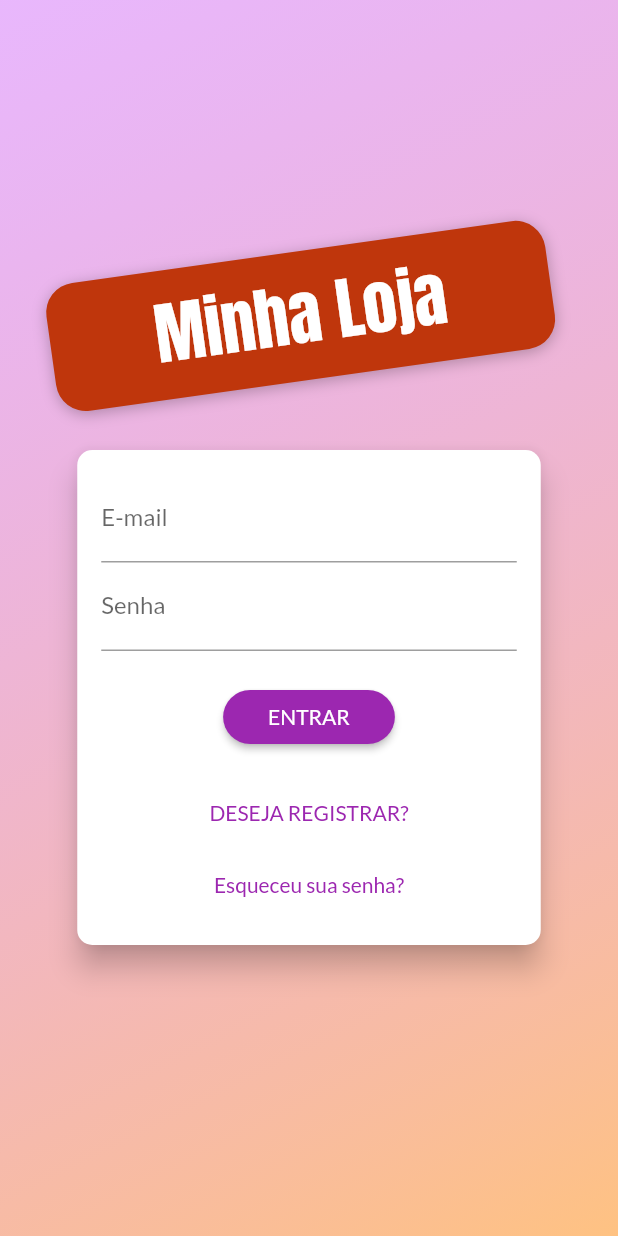
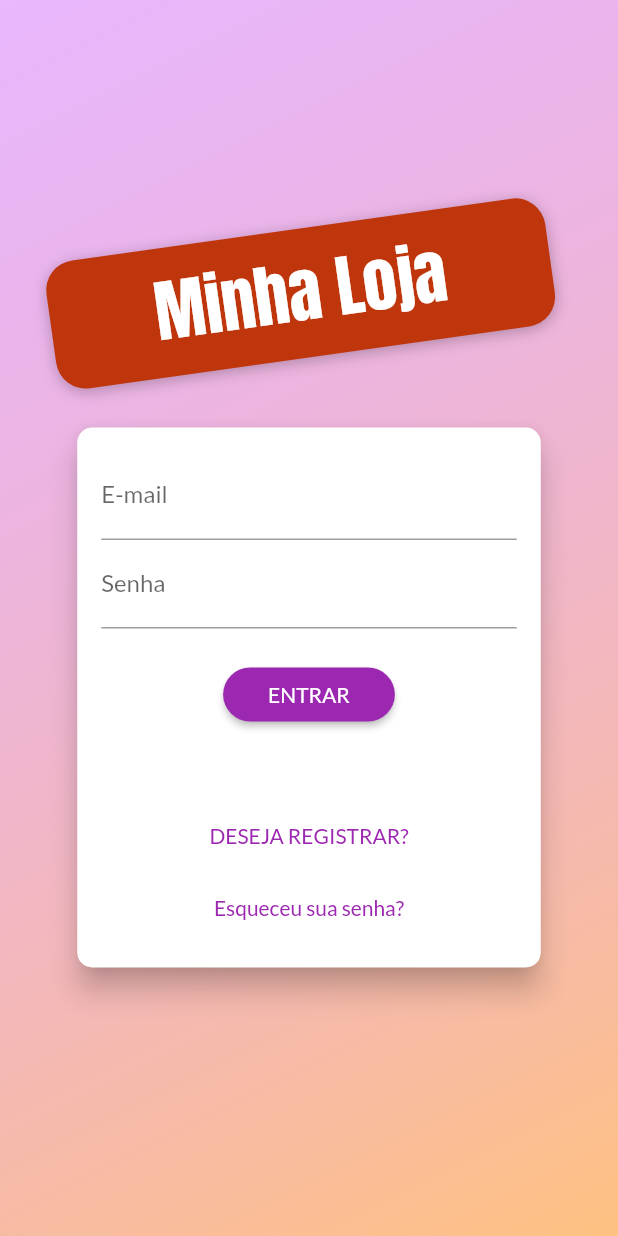
Before and after one commit to John-Rocha/shop_app, a Flutter app: the OrdersPage screen opened by its route, in the side drawer, after a tap on "Sair", on a phone screen of 412 x 824 dp. Run offline on Flutter 3.47's test engine with Material 2 defaults, Android fonts, the phone set to English and light mode, and no system bars; our stand-ins replace firebase_auth, firebase_core, firebase_remote_config, shared_preferences; accounts and stored records are empty; network calls fail.

```diff
--- /dev/null
+++ b/lib/data/app_preferences.dart
@@ -0,0 +1,35 @@
+import 'dart:convert';
+
+import 'package:shared_preferences/shared_preferences.dart';
+
+class AppPreferences {
+  static Future<bool> saveString(String key, String value) async {
+    final prefs = await SharedPreferences.getInstance();
+    return prefs.setString(key, value);
+  }
+
+  static Future<bool> saveMap(String key, Map<String, dynamic> value) async {
+    return saveString(key, jsonEncode(value));
+  }
+
+  static Future<String> getString(
+    String key, [
+    String defaultValue = '',
+  ]) async {
+    final prefs = await SharedPreferences.getInstance();
+    return prefs.getString(key) ?? defaultValue;
+  }
+
+  static Future<Map<String, dynamic>> getMap(String key) async {
+    try {
+      return jsonDecode(await getString(key));
+    } catch (_) {
+      return {};
+    }
+  }
+
+  static Future<bool> remove(String key) async {
+    final prefs = await SharedPreferences.getInstance();
+    return prefs.remove(key);
+  }
+}
--- a/lib/pages/auth/auth_form.dart
+++ b/lib/pages/auth/auth_form.dart
@@ -39,7 +39,7 @@ class _AuthFormState extends State<AuthForm> {
       ),
       child: Container(
         padding: const EdgeInsets.all(16),
-        height: _isLogin() ? 330 : 400,
+        height: _isLogin() ? 360 : 400,
         width: deviceSize.width * 0.75,
         child: Form(
             key: _formKey,
--- a/lib/pages/auth/auth_or_home_page.dart
+++ b/lib/pages/auth/auth_or_home_page.dart
@@ -10,6 +10,24 @@ class AuthOrHomePage extends StatelessWidget {
   @override
   Widget build(BuildContext context) {
     AuthProvider auth = Provider.of(context);
-    return auth.isAuth ? const ProductsOverviewPage() : const AuthPage();
+    return FutureBuilder(
+      future: auth.tryAutoLogin(),
+      builder: (context, snapshot) {
+        if (snapshot.connectionState == ConnectionState.waiting) {
+          return const Center(child: CircularProgressIndicator());
+        } else if (snapshot.error != null) {
+          return Center(
+            child: Column(
+              children: const [
+                Icon(Icons.warning, color: Colors.amber),
+                Text('Ocorreu um erro!'),
+              ],
+            ),
+          );
+        } else {
+          return auth.isAuth ? const ProductsOverviewPage() : const AuthPage();
+        }
+      },
+    );
   }
 }
--- a/lib/providers/auth_provider.dart
+++ b/lib/providers/auth_provider.dart
@@ -4,6 +4,7 @@ import 'dart:convert';
 import 'package:firebase_remote_config/firebase_remote_config.dart';
 import 'package:flutter/material.dart';
 import 'package:http/http.dart' as http;
+import 'package:shop_app/data/app_preferences.dart';
 import 'package:shop_app/exceptions/auth_exception.dart';
 import 'package:shop_app/remote_config/custom_remote_config.dart';
 
@@ -60,8 +61,18 @@ class AuthProvider with ChangeNotifier {
       _userId = body['localId'];
 
       _expiryDate = DateTime.now().add(
-        Duration(seconds: int.parse(body['expiresIn'])),
+        Duration(
+          seconds: int.parse(body['expiresIn']),
+        ),
       );
+
+      AppPreferences.saveMap('userData', {
+        'token': _token,
+        'email': _email,
+        'userId': _userId,
+        'expiryDate': _expiryDate!.toIso8601String(),
+      });
+
       _autoLogout();
       notifyListeners();
     }
@@ -75,13 +86,35 @@ class AuthProvider with ChangeNotifier {
     return _authenticate(email, password, 'signInWithPassword');
   }
 
+  Future<void> tryAutoLogin() async {
+    if (isAuth) return;
+
+    final userData = await AppPreferences.getMap('userData');
+
+    if (userData.isEmpty) return;
+
+    final expiryDate = DateTime.parse(userData['expiryDate']);
+
+    if (expiryDate.isBefore(DateTime.now())) return;
+
+    _token = userData['token'];
+    _email = userData['email'];
+    _userId = userData['userId'];
+    _expiryDate = expiryDate;
+
+    _autoLogout();
+    notifyListeners();
+  }
+
   void logout() {
     _token = null;
     _email = null;
     _userId = null;
     _expiryDate = null;
     _clearLogoutTimer();
-    notifyListeners();
+    AppPreferences.remove('userData').then((_) {
+      notifyListeners();
+    });
   }
 
   void _clearLogoutTimer() {
--- a/pubspec.yaml
+++ b/pubspec.yaml
@@ -40,6 +40,7 @@ dependencies:
   http: ^0.13.4
   firebase_remote_config: ^2.0.8
   firebase_auth: ^3.3.19
+  shared_preferences: ^2.0.15
 
 dev_dependencies:
   flutter_test:
```
Also changed, not shown: pubspec.lock, 1 other file.
